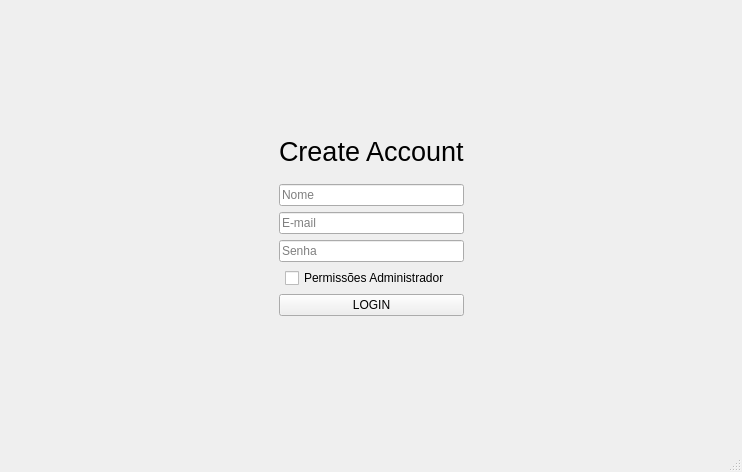
The window that forms/telacadastro.ui (Leandrolovo1/ProcessoSeletivoCpp) describes before a commit, drawn with Qt 5.
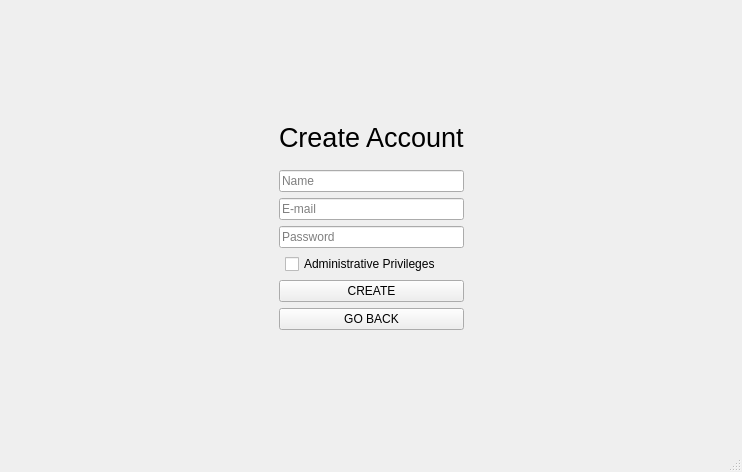
The same window after the commit.

What changed in the file:
```diff
--- a/forms/telacadastro.ui
+++ b/forms/telacadastro.ui
@@ -268,7 +268,7 @@
          <bool>false</bool>
         </property>
         <property name="placeholderText">
-         <string>Nome</string>
+         <string>Name</string>
         </property>
        </widget>
       </item>
@@ -288,7 +288,7 @@
          </sizepolicy>
         </property>
         <property name="text">
-         <string>LOGIN</string>
+         <string>CREATE</string>
         </property>
        </widget>
       </item>
@@ -313,14 +313,7 @@
          <enum>QLineEdit::EchoMode::Password</enum>
         </property>
         <property name="placeholderText">
-         <string>Senha</string>
-        </property>
-       </widget>
-      </item>
-      <item row="8" column="1">
-       <widget class="QCheckBox" name="checkBox">
-        <property name="text">
-         <string>Permissões Administrador</string>
+         <string>Password</string>
         </property>
        </widget>
       </item>
@@ -342,6 +335,20 @@
         </property>
        </widget>
       </item>
+      <item row="8" column="1">
+       <widget class="QCheckBox" name="PrivilegesCheckBox">
+        <property name="text">
+         <string>Administrative Privileges</string>
+        </property>
+       </widget>
+      </item>
+      <item row="11" column="0" colspan="2">
+       <widget class="QPushButton" name="voltarButton">
+        <property name="text">
+         <string>GO BACK</string>
+        </property>
+       </widget>
+      </item>
      </layout>
     </item>
    </layout>
```
Left out of the diff: 8 changed lines with no effect on the pictures.
